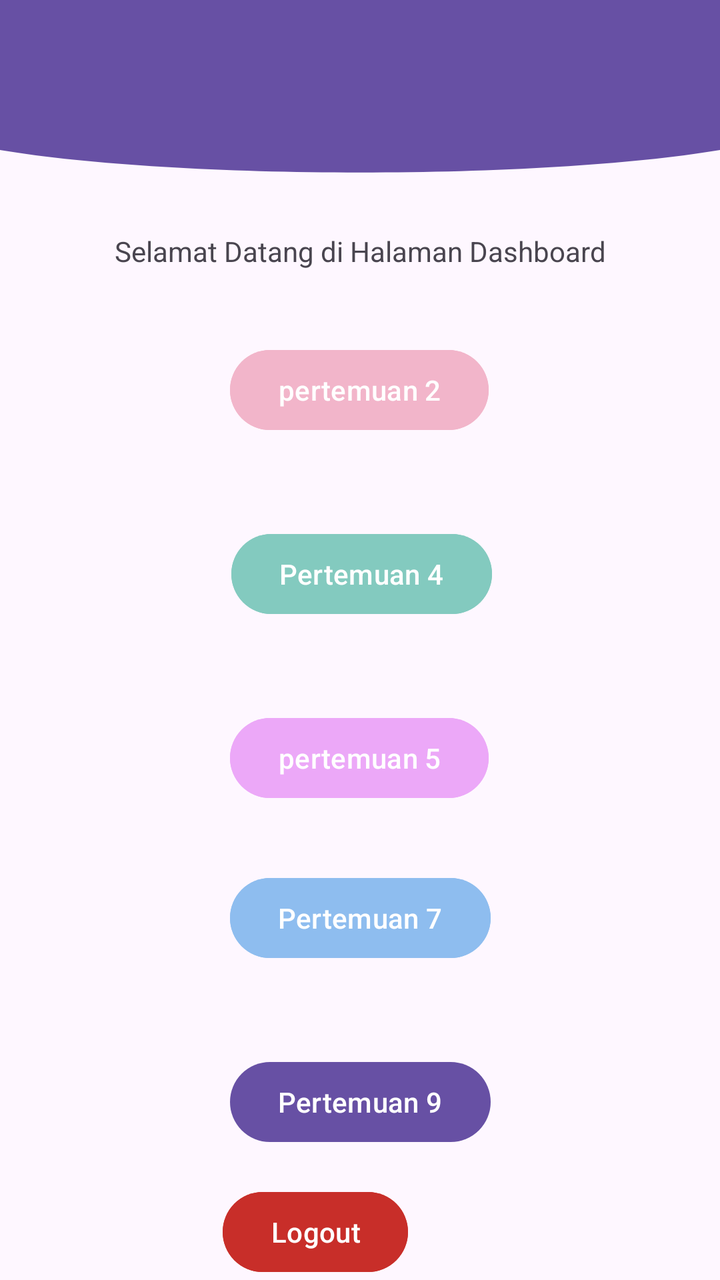
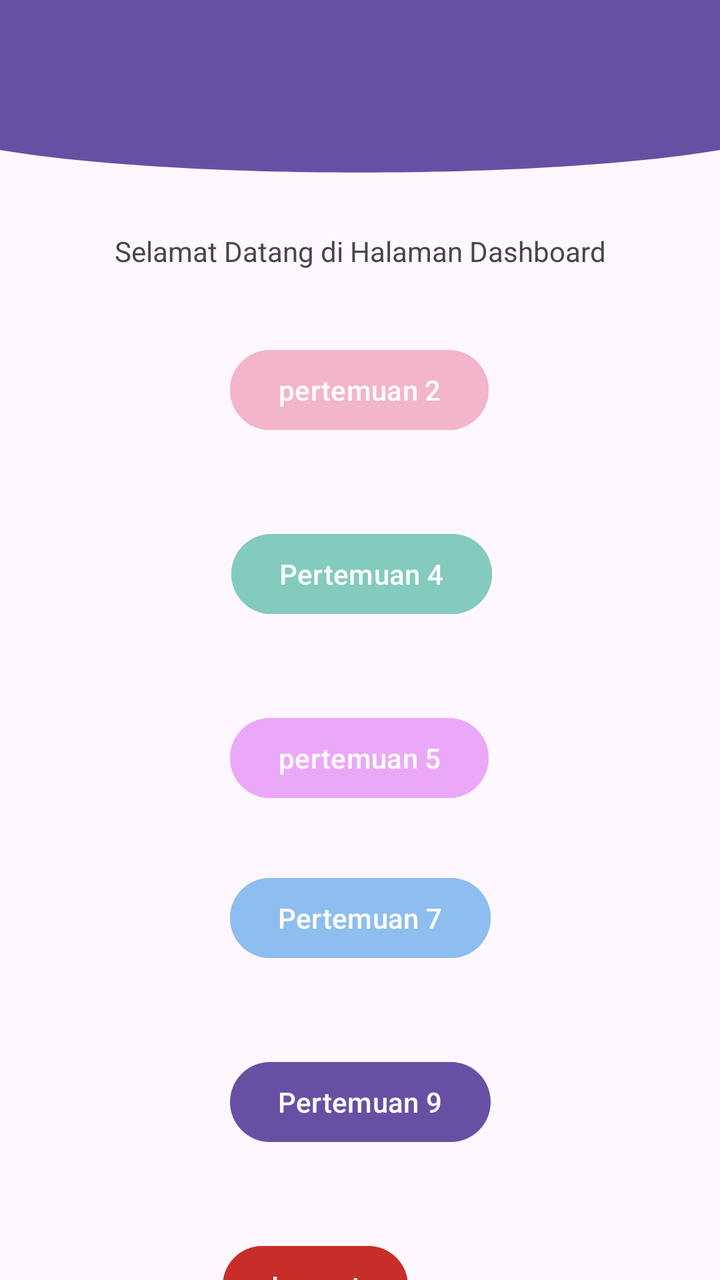

An Android layout rendered at two revisions. The XML below is the earlier revision; the diff shows what the commit changed to produce the second picture.
<!-- AndroidManifest.xml: application theme Theme.NaylaApps -->
<!-- res/layout/fragment_home.xml -->
<?xml version="1.0" encoding="utf-8"?>
<androidx.constraintlayout.widget.ConstraintLayout xmlns:android="http://schemas.android.com/apk/res/android"
    xmlns:tools="http://schemas.android.com/tools"
    android:layout_width="match_parent"
    android:layout_height="match_parent"
    xmlns:app="http://schemas.android.com/apk/res-auto"
    tools:context=".Home.HomeFragment">

    <View
        android:id="@+id/background_header"
        android:layout_width="0dp"
        android:layout_height="100dp"
        android:background="@drawable/bg_header_wave"
        app:layout_constraintStart_toStartOf="parent"
        app:layout_constraintEnd_toEndOf="parent"
        app:layout_constraintTop_toTopOf="parent"/>


    <androidx.appcompat.widget.Toolbar
        android:id="@+id/toolbar"
        android:layout_width="410dp"
        android:layout_height="54dp"
        android:layout_marginTop="4dp"
        android:background="?attr/colorPrimary"
        app:layout_constraintEnd_toEndOf="parent"
        app:layout_constraintHorizontal_bias="1.0"
        app:layout_constraintStart_toStartOf="parent"
        app:layout_constraintTop_toTopOf="parent"
        app:layout_scrollFlags="scroll|enterAlways"
        app:titleTextColor="@android:color/white" />

    <Button
        android:id="@+id/btnMain"
        android:layout_width="wrap_content"
        android:layout_height="wrap_content"
        android:layout_marginTop="44dp"
        android:text="Pertemuan 4"
        android:backgroundTint="#83CABF"
        app:layout_constraintEnd_toEndOf="parent"
        app:layout_constraintHorizontal_bias="0.503"
        app:layout_constraintStart_toStartOf="parent"
        app:layout_constraintTop_toBottomOf="@+id/btnToSecond" />

    <androidx.constraintlayout.widget.Group
        android:layout_width="wrap_content"
        android:layout_height="wrap_content"/>


    <Button
        android:id="@+id/btnToSecond"
        android:layout_width="wrap_content"
        android:layout_height="wrap_content"
        android:layout_marginTop="36dp"
        android:text="pertemuan 2"
        android:backgroundTint="#F2B5CA"
        app:layout_constraintEnd_toEndOf="parent"
        app:layout_constraintHorizontal_bias="0.498"
        app:layout_constraintStart_toStartOf="parent"
        app:layout_constraintTop_toBottomOf="@+id/textView3" />

    <Button
        android:id="@+id/btnToFifth"
        android:layout_width="wrap_content"
        android:layout_height="wrap_content"
        android:layout_marginTop="44dp"
        android:text="pertemuan 5"
        app:layout_anchor="@+id/btnMain"
        android:backgroundTint="#ECA8F8"
        app:layout_anchorGravity="end|bottom"
        app:layout_constraintEnd_toEndOf="parent"
        app:layout_constraintHorizontal_bias="0.498"
        app:layout_constraintStart_toStartOf="parent"
        app:layout_constraintTop_toBottomOf="@+id/btnMain" />

    <Button
        android:id="@+id/btnLogout"
        android:layout_width="wrap_content"
        android:layout_height="wrap_content"
        android:layout_marginTop="44dp"
        android:layout_marginEnd="156dp"
        android:backgroundTint="#C82E29"
        android:text="Logout"

        app:layout_constraintBottom_toBottomOf="parent"
        app:layout_constraintEnd_toEndOf="parent"
        app:layout_constraintTop_toBottomOf="@+id/button"
        app:layout_constraintVertical_bias="0.0" />

    <Button
        android:id="@+id/btnToSeventh"
        android:layout_width="wrap_content"
        android:layout_height="wrap_content"
        android:layout_marginTop="32dp"
        android:backgroundTint="#8EBDEF"
        android:text="Pertemuan 7"
        app:layout_constraintEnd_toEndOf="parent"
        app:layout_constraintStart_toStartOf="parent"
        app:layout_constraintTop_toBottomOf="@+id/btnToFifth" />

    <TextView
        android:id="@+id/textView3"
        android:layout_width="wrap_content"
        android:layout_height="wrap_content"
        android:layout_marginTop="116dp"
        android:text="Selamat Datang di Halaman Dashboard"
        app:layout_constraintEnd_toEndOf="parent"
        app:layout_constraintStart_toStartOf="parent"
        app:layout_constraintTop_toTopOf="parent" />

    <Button
        android:id="@+id/btnToNinth"
        android:layout_width="wrap_content"
        android:layout_height="wrap_content"
        android:layout_marginTop="44dp"
        android:text="Pertemuan 9"
        app:layout_constraintEnd_toEndOf="parent"
        app:layout_constraintStart_toStartOf="parent"
        app:layout_constraintTop_toBottomOf="@+id/btnToSeventh" />

</androidx.constraintlayout.widget.ConstraintLayout>
<!-- resources referenced by this layout -->
<resources>
  <!-- drawable bg_header_wave (drawable) -->
  <vector xmlns:android="http://schemas.android.com/apk/res/android"
      android:width="100dp"
      android:height="100dp"
      android:viewportWidth="100"
      android:viewportHeight="100">
  
      
      <path
          android:fillColor="?attr/colorPrimary"
          android:pathData="
              M0,0
              L100,0
              L100,40
              C 75,55
                25,20
                0,40
              Z" />
  
      <path
          android:fillColor="?attr/colorPrimary"
          android:pathData="
              M0,0
              L100,0
              L100,75
              C 75,90
                25,90
                0,75
              Z" />
  </vector>
  <style name="Theme.NaylaApps" parent="Base.Theme.NaylaApps" />
  <style name="Base.Theme.NaylaApps" parent="Theme.Material3.DayNight.NoActionBar">
          
          
      </style>
</resources>

<!-- the commit's change to res/layout/fragment_home.xml (unified diff, before → after) -->
@@ -83,7 +83,7 @@
 
         app:layout_constraintBottom_toBottomOf="parent"
         app:layout_constraintEnd_toEndOf="parent"
-        app:layout_constraintTop_toBottomOf="@+id/button"
+        app:layout_constraintTop_toBottomOf="@+id/btnToNinth"
         app:layout_constraintVertical_bias="0.0" />
 
     <Button
